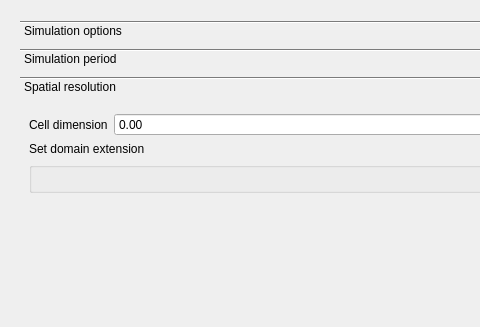
Qt form forms/set_simulation_dialog.ui (rita-tools/IdrAgraTools) before a commit; both pictures show x 0 to 480 and y 0 to 327 of the 757 by 570 pixel window.
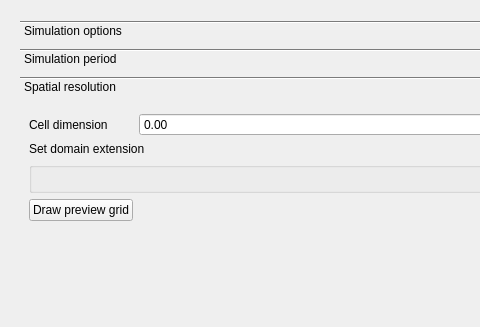
The same form after that commit. The open tabs and pages were chosen to show the change. Custom widgets are drawn as their Qt base class.

Commit message: add preview grid drawing

Patch:
```diff
--- a/forms/set_simulation_dialog.ui
+++ b/forms/set_simulation_dialog.ui
@@ -144,8 +144,8 @@
         <rect>
          <x>0</x>
          <y>0</y>
-         <width>219</width>
-         <height>181</height>
+         <width>717</width>
+         <height>325</height>
         </rect>
        </property>
        <attribute name="label">
@@ -179,6 +179,13 @@
         <item row="2" column="0" colspan="2">
          <widget class="QgsExtentGroupBox" name="DOMAINEXT"/>
         </item>
+        <item row="4" column="0">
+         <widget class="QPushButton" name="DRAW_GRID_BT">
+          <property name="text">
+           <string>Draw preview grid</string>
+          </property>
+         </widget>
+        </item>
        </layout>
       </widget>
       <widget class="QWidget" name="HYDROLOGY_PG">
```
Left out of the diff: 22 changed lines with no effect on the pictures.
